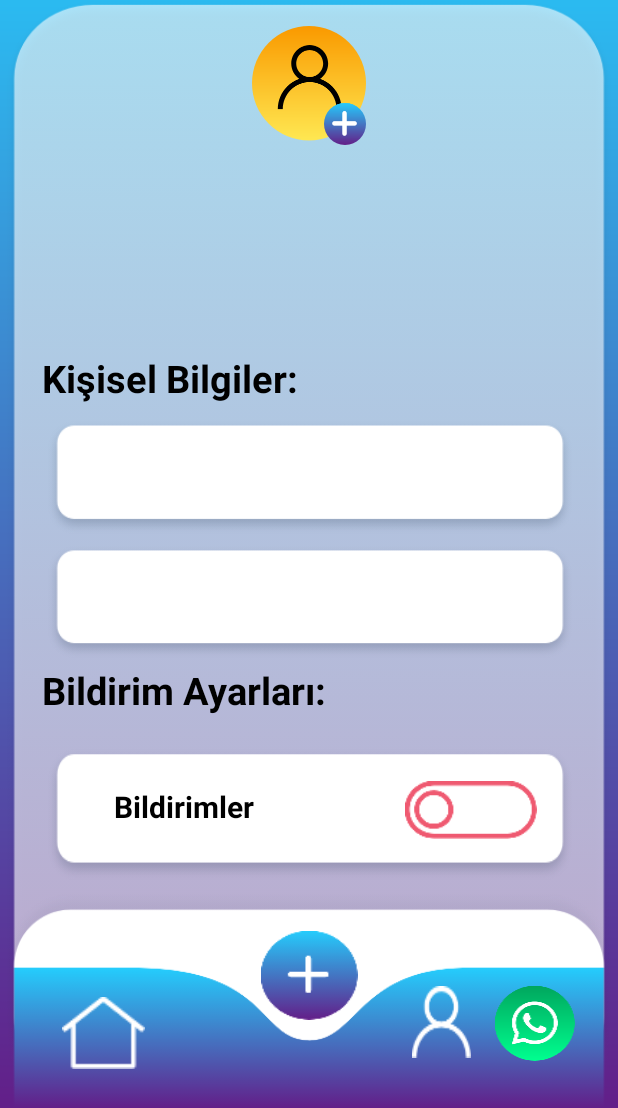
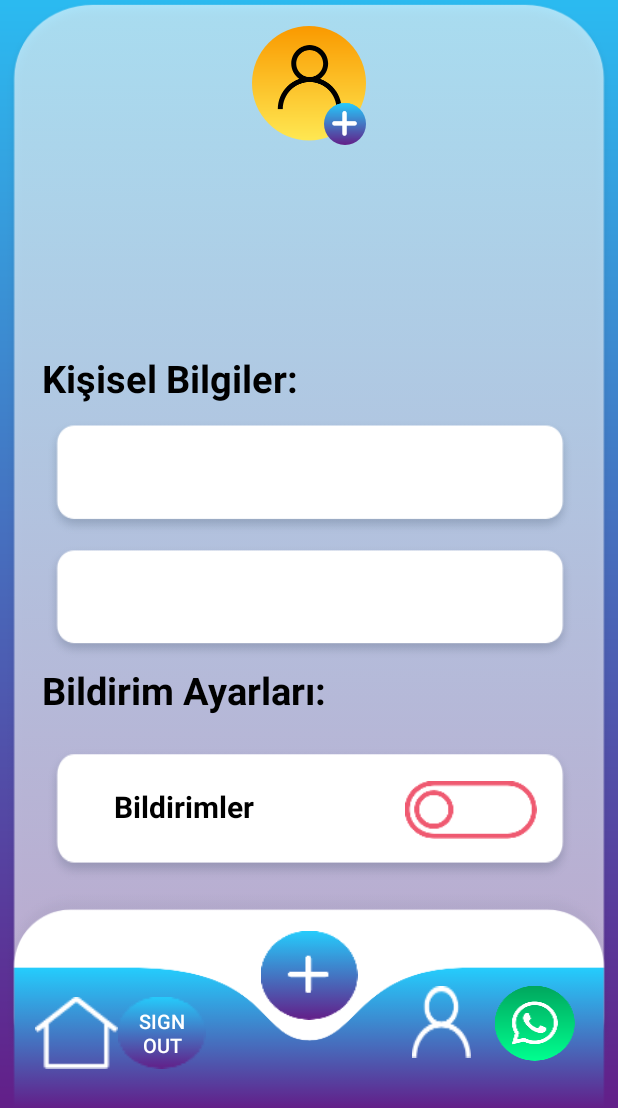
Before and after one commit to UgurGuner/kaju, an Android app: the ProfileActivity screen opened directly, with no data from a screen before it, after a tap on an icon or button, on a phone screen of 412 x 824 dp, the part 128-1236 px from its top. Run offline under Robolectric (Android 15) with nearby library versions, the phone set to English and light mode, and no system bars; our stand-ins replace Firebase (no records; nobody signed in at launch, a user with empty details on screens opened directly); libraries missing offline, so code that uses them is left out: com.vanniktech.rxpermission.

Commit message:
After shared preferences program also uploads the profile picture to the firebase cloud storage stating the phone number of the user in the picture name and a sign out button has been put to the Profiile Activity

```diff
--- a/app/build.gradle
+++ b/app/build.gradle
@@ -2,6 +2,7 @@ plugins {
     id 'com.android.application'
     id 'kotlin-android'
     id 'com.google.gms.google-services'
+    id 'com.google.firebase.crashlytics'
 }
 
 android {
@@ -40,11 +41,13 @@ dependencies {
     implementation 'androidx.constraintlayout:constraintlayout:2.1.0'
     implementation 'com.google.firebase:firebase-auth:21.0.1'
     implementation 'com.google.firebase:firebase-firestore-ktx:23.0.3'
+    implementation 'com.google.firebase:firebase-storage-ktx:20.0.0'
     testImplementation 'junit:junit:4.13.2'
     androidTestImplementation 'androidx.test.ext:junit:1.1.3'
     androidTestImplementation 'androidx.test.espresso:espresso-core:3.4.0'
     implementation platform('com.google.firebase:firebase-bom:28.4.0')
     implementation 'com.google.firebase:firebase-analytics-ktx'
+    implementation 'com.google.firebase:firebase-crashlytics-ktx'
     implementation 'com.google.firebase:firebase-auth-ktx:21.0.1'
     implementation 'ru.egslava:MaskedEditText:1.0.5'
     implementation 'com.chaos.view:pinview:1.4.4'
--- a/app/src/main/AndroidManifest.xml
+++ b/app/src/main/AndroidManifest.xml
@@ -5,6 +5,8 @@
     <uses-permission android:name="android.permission.INTERNET" />
     <uses-permission android:name="android.permission.ACCESS_NOTIFICATION_POLICY"/>
     <uses-permission android:name="android.permission.CAMERA"/>
+    <uses-permission android:name="android.permission.READ_EXTERNAL_STORAGE"/>
+    <uses-permission android:name="android.permission.WRITE_EXTERNAL_STORAGE"/>
     <uses-permission android:name="android.permission.ACCESS_NETWORK_STATE"/>
     <uses-feature android:name="android.hardware.camera" android:required="false"/>
 
--- a/app/src/main/java/com/example/kaju/CalendarView.kt
+++ b/app/src/main/java/com/example/kaju/CalendarView.kt
@@ -15,7 +15,7 @@ class CalendarView : AppCompatActivity() {
         val intentComing = intent.getStringExtra("className")
 
 
-        calendarView?.setOnDateChangeListener{calendarView, year,month,day ->
+        calendarView?.setOnDateChangeListener{ _, year, month, day ->
 
            if(month<10)
            {
--- a/app/src/main/java/com/example/kaju/FoodTrackActivity.kt
+++ b/app/src/main/java/com/example/kaju/FoodTrackActivity.kt
@@ -167,8 +167,7 @@ class FoodTrackActivity : AppCompatActivity() {
 
         val homeScreenButton = findViewById<Button>(R.id.homeScreenButton)
         homeScreenButton.setOnClickListener{
-            firebaseAuth.signOut()
-            startActivity(Intent(this,MainActivity::class.java))
+            startActivity(Intent(this,MainMenu::class.java))
             finish()
         }
 
--- a/app/src/main/java/com/example/kaju/MainMenu.kt
+++ b/app/src/main/java/com/example/kaju/MainMenu.kt
@@ -107,8 +107,7 @@ class MainMenu : AppCompatActivity() {
 
 
         homeScreenButton.setOnClickListener{
-            firebaseAuth.signOut()
-            startActivity(Intent(this,MainActivity::class.java))
+            startActivity(Intent(this,MainMenu::class.java))
             finish()
         }
 
--- a/app/src/main/java/com/example/kaju/ProfileActivity.kt
+++ b/app/src/main/java/com/example/kaju/ProfileActivity.kt
@@ -41,13 +41,21 @@ import java.io.IOException
 import java.lang.StringBuilder
 import java.nio.charset.Charset
 import android.R.attr.data
+import android.app.ProgressDialog
+import android.content.SharedPreferences
 
 import android.net.Uri
 import android.util.Base64
 import android.graphics.BitmapFactory
-
-
-
+import android.view.ViewGroup
+import com.google.android.gms.tasks.OnFailureListener
+import com.google.android.gms.tasks.OnSuccessListener
+import com.google.firebase.storage.FirebaseStorage
+import com.google.firebase.storage.StorageReference
+import com.google.firebase.storage.UploadTask
+import java.io.File
+import java.util.*
+import kotlin.collections.ArrayList
 
 
 class ProfileActivity : AppCompatActivity() {
@@ -56,6 +64,8 @@ class ProfileActivity : AppCompatActivity() {
     private val db = Firebase.firestore
     private val notificationPerm = 101
     private val cameraPerm = 102
+    private val storagePermRead = 103
+    private val storagePermWrite = 104
     private val Channel_ID = "Your_Channel_ID"
     private val birthdate = "Doğum Tarihi: "
     private val sex = "Cinsiyet: "
@@ -66,6 +76,7 @@ class ProfileActivity : AppCompatActivity() {
         super.onCreate(savedInstanceState)
         setContentView(R.layout.activity_profile)
         val textDailyPlan = findViewById<TextView>(R.id.textDailyPlan)
+        val plusButton = findViewById<AppCompatButton>(R.id.plusButton)
         val profileIcon = findViewById<ImageView>(R.id.profileIcon)
         val yellowProfileButton = findViewById<ImageView>(R.id.yellowProfileButton)
         val notsOff = findViewById<AppCompatButton>(R.id.notificationsOff)
@@ -78,6 +89,18 @@ class ProfileActivity : AppCompatActivity() {
         val birthdayText = findViewById<TextView>(R.id.birthdate)
         val genderText = findViewById<TextView>(R.id.gender)
 
+        val f = File(
+            "/data/data/com.example.kaju/shared_prefs/sharedPreferences.xml"
+        )
+       if(f.exists())
+       {
+           val prefs = getSharedPreferences("sharedPreferences",Context.MODE_PRIVATE)
+           val img = prefs.getString("STRING_KEY","")
+           val imageBytes = Base64.decode(img,Base64.DEFAULT)
+           val decodedImage = BitmapFactory.decodeByteArray(imageBytes, 0, imageBytes.size)
+           profileIcon.setImageBitmap(decodedImage)
+           yellowProfileButton.setImageBitmap(decodedImage)
+       }
 
         firebaseAuth = FirebaseAuth.getInstance()
         val currentUser = firebaseAuth.currentUser
@@ -155,6 +178,8 @@ class ProfileActivity : AppCompatActivity() {
         yellowProfileButton.setOnClickListener{
 
             checkForPermissionCamera(Manifest.permission.CAMERA,cameraPerm)
+            checkForPermissionStorage(Manifest.permission.READ_EXTERNAL_STORAGE,storagePermRead)
+            checkForPermissionStorage(Manifest.permission.WRITE_EXTERNAL_STORAGE,storagePermWrite)
             createNotification()
             val notificationLayout = RemoteViews(packageName,R.layout.custom_notification)
             val builder = NotificationCompat.Builder(this,Channel_ID)
@@ -179,6 +204,13 @@ class ProfileActivity : AppCompatActivity() {
 
 
         homeScreenButton.setOnClickListener{
+
+            startActivity(Intent(this,MainMenu::class.java))
+            finish()
+        }
+
+        val signOut = findViewById<AppCompatButton>(R.id.signOut)
+        signOut.setOnClickListener{
             firebaseAuth.signOut()
             startActivity(Intent(this,MainActivity::class.java))
             finish()
@@ -191,6 +223,21 @@ class ProfileActivity : AppCompatActivity() {
         refreshPage.setOnClickListener{
             finish()
             startActivity(intent)
+        }
+
+        plusButton.setOnClickListener{
+            val plusButton = findViewById<Button>(R.id.plusButton)
+            plusButton.setOnClickListener{
+                val window = PopupWindow(this)
+                val view = layoutInflater.inflate(R.layout.layout_pluspopup,null)
+                window.contentView = view
+                window.isFocusable = true
+                window.width = 1000
+                window.background
+                window.animationStyle
+                window.showAsDropDown(plusButton,-416,-350)
+
+            }
         }
 
 
@@ -233,6 +280,23 @@ class ProfileActivity : AppCompatActivity() {
         startActivity(intent)
 
     }
+
+    private fun checkForPermissionStorage(permission: String, requestCode: Int)
+    {
+        if(ContextCompat.checkSelfPermission(this@ProfileActivity,permission) == PackageManager.PERMISSION_DENIED)
+        {
+            ActivityCompat.requestPermissions(this@ProfileActivity, arrayOf(permission),requestCode)
+
+        }
+        else
+        {
+            //Toast.makeText(this@ProfileActivity,"Permission Granted Already",Toast.LENGTH_LONG).show()
+
+        }
+
+
+    }
+
     private fun checkForPermission(permission: String, requestCode: Int)
     {
         if(ContextCompat.checkSelfPermission(this@ProfileActivity,permission) == PackageManager.PERMISSION_DENIED)
@@ -413,6 +477,10 @@ class ProfileActivity : AppCompatActivity() {
         val yellowProfileButton = findViewById<ImageView>(R.id.yellowProfileButton)
         if(requestCode == REQUEST_IMAGE_CAPTURE)
         {
+
+
+            val currentUser = firebaseAuth.currentUser
+            val currentUserPhoneNumber = currentUser?.phoneNumber
             val image = data?.extras?.get("data") as Bitmap
             yellowProfileButton.setImageBitmap(image)
             try {
@@ -427,6 +495,14 @@ class ProfileActivity : AppCompatActivity() {
                     putString("STRING_KEY",sImage)
                 }.apply()
 
+                val progressDialog = ProgressDialog(this)
+                progressDialog.setMessage("Uploading file...")
+                progressDialog.setCancelable(false)
+                progressDialog.show()
+                val storageRef = FirebaseStorage.getInstance().getReference("/data/data/com.example.kaju/shared_prefs/The profile picure of the user$currentUserPhoneNumber")
+                storageRef.putBytes(bytes)
+                progressDialog.dismiss()
+
 
 
             }
--- a/app/src/main/java/com/example/kaju/WalkingTrackActivity.kt
+++ b/app/src/main/java/com/example/kaju/WalkingTrackActivity.kt
@@ -176,8 +176,7 @@ class WalkingTrackActivity : AppCompatActivity() {
 
         val homeScreenButton = findViewById<Button>(R.id.homeScreenButton)
         homeScreenButton.setOnClickListener{
-            firebaseAuth.signOut()
-            startActivity(Intent(this,MainActivity::class.java))
+            startActivity(Intent(this,MainMenu::class.java))
             finish()
         }
 
--- a/app/src/main/java/com/example/kaju/WaterTrackActivity.kt
+++ b/app/src/main/java/com/example/kaju/WaterTrackActivity.kt
@@ -198,8 +198,7 @@ class WaterTrackActivity : AppCompatActivity() {
 
         val homeScreenButton = findViewById<Button>(R.id.homeScreenButton)
         homeScreenButton.setOnClickListener{
-            firebaseAuth.signOut()
-            startActivity(Intent(this,MainActivity::class.java))
+            startActivity(Intent(this,MainMenu::class.java))
             finish()
         }
 
--- a/app/src/main/res/layout/activity_profile.xml
+++ b/app/src/main/res/layout/activity_profile.xml
@@ -136,13 +136,14 @@
 
 
       <ImageView
+          android:id="@+id/yellowProfileButton"
+          android:layout_width="wrap_content"
+          android:layout_height="wrap_content"
+          android:layout_gravity="center"
+          android:layout_marginTop="20dp"
           android:clickable="true"
-          android:id="@+id/yellowProfileButton"
-          android:layout_marginTop="20dp"
-          android:layout_width="wrap_content"
-          android:layout_gravity="center"
-          android:layout_height="wrap_content"
-          app:srcCompat="@mipmap/yellowprofilebutton" />
+          app:srcCompat="@mipmap/yellowprofilebutton"
+          tools:ignore="SpeakableTextPresentCheck" />
     </LinearLayout>
 
     <LinearLayout
@@ -504,7 +505,7 @@
               android:layout_width="match_parent"
               android:layout_height="match_parent"
               android:orientation="horizontal"
-              android:layout_weight="1.05">
+              android:layout_weight="1.25">
 
           </LinearLayout>
 
@@ -542,11 +543,41 @@
           <LinearLayout
               android:layout_width="match_parent"
               android:layout_height="match_parent"
-              android:orientation="horizontal"
-              android:layout_weight="1.05">
+              android:orientation="vertical"
+              android:layout_weight="0.85"
+              android:weightSum="2">
+
+
+            <LinearLayout
+                android:layout_width="match_parent"
+                android:layout_height="match_parent"
+                android:orientation="vertical"
+                android:layout_weight="0.6">
+
+              <androidx.appcompat.widget.AppCompatButton
+                  android:id="@+id/signOut"
+                  android:layout_width="match_parent"
+                  android:layout_height="wrap_content"
+                  android:background="@mipmap/pluscircle"
+                  android:textSize="13sp"
+                  android:textColor="@color/white"
+                  android:text="SIGN OUT" />
+
+            </LinearLayout>
+            <LinearLayout
+                android:layout_width="match_parent"
+                android:layout_height="match_parent"
+                android:orientation="vertical"
+                android:layout_weight="1.4">
+
+
+            </LinearLayout>
+
 
           </LinearLayout>
+
         </LinearLayout>
+
       </LinearLayout>
 
       <LinearLayout
--- a/build.gradle
+++ b/build.gradle
@@ -8,6 +8,7 @@ buildscript {
         classpath "com.android.tools.build:gradle:7.0.2"
         classpath "org.jetbrains.kotlin:kotlin-gradle-plugin:1.5.20"
         classpath 'com.google.gms:google-services:4.3.10'
+        classpath 'com.google.firebase:firebase-crashlytics-gradle:2.7.1'
 
         // NOTE: Do not place your application dependencies here; they belong
         // in the individual module build.gradle files
```
